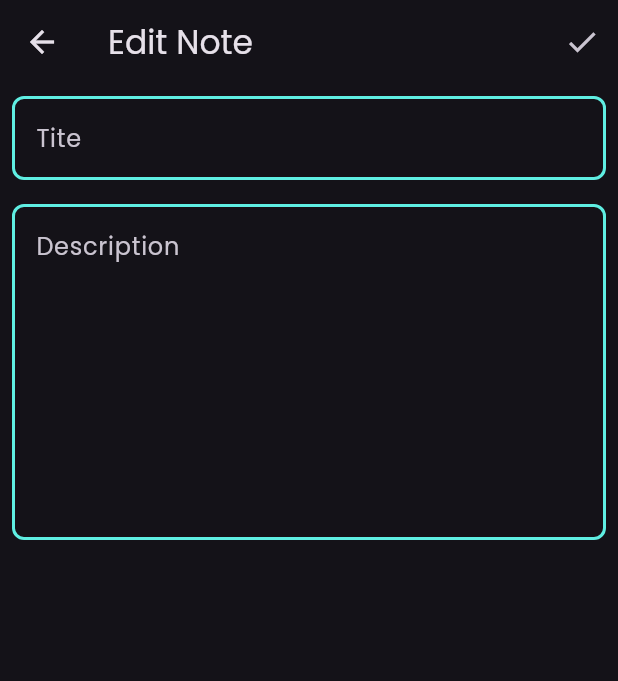
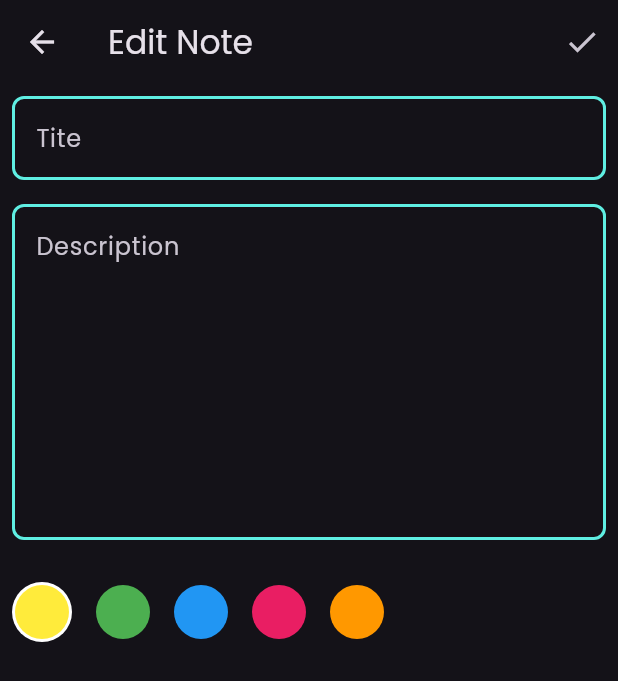
Before and after one commit to nabilmahmah/note_app, a Flutter app: the Editenoteview screen opened directly with empty values, after a tap on the "check" icon, on a phone screen of 412 x 824 dp. Shown: the top 681 px of the screen. Run offline on Flutter 3.47's test engine with Material 3 defaults, Android fonts, the phone set to English and light mode, and no system bars; our stand-ins replace bloc, flutter_bloc, hive, hive_flutter; accounts and stored records are empty.

Commit message:
finish app

```diff
--- a/lib/views/NoteView.dart
+++ b/lib/views/NoteView.dart
@@ -8,11 +8,7 @@ class Noteview extends StatelessWidget {
   @override
   Widget build(BuildContext context) {
     return Scaffold(
-      appBar: AppBar(
-        backgroundColor: Colors.black,
-        title: Text("Notes"),
-        actions: [IconButton(onPressed: () {}, icon: Icon(Icons.search))],
-      ),
+      appBar: AppBar(centerTitle: true, title: Text("Notes")),
       body: NoteListView(),
       floatingActionButton: CustomFlotingActionButton(),
     );
--- a/lib/views/editeNoteView.dart
+++ b/lib/views/editeNoteView.dart
@@ -1,28 +1,57 @@
 import 'package:flutter/material.dart';
 import 'package:flutter_bloc/flutter_bloc.dart';
+import 'package:note_app/cubits/addNote/add_note_cubit.dart';
 import 'package:note_app/cubits/fetchNotes/Note_cubit.dart';
 import 'package:note_app/models/note_model.dart';
+import 'package:note_app/widgets/color_listview.dart';
 import 'package:note_app/widgets/customTexeField.dart';
 
-class Editenoteview extends StatelessWidget {
-  Editenoteview({super.key, required this.note});
-  NoteModel note;
+class Editenoteview extends StatefulWidget {
+  const Editenoteview({super.key, required this.note});
+
+  final NoteModel note;
+
+  @override
+  State<Editenoteview> createState() => _EditenoteviewState();
+}
+
+class _EditenoteviewState extends State<Editenoteview> {
+  String? title;
+  String? description;
+
+  @override
+  void initState() {
+    super.initState();
+    title = widget.note.title;
+    description = widget.note.subtitle;
+    // initialize the cubit's selected color to the note's color so UI shows current selection
+    try {
+      context.read<AddNoteCubit>().selectedColor = Color(widget.note.color);
+    } catch (_) {}
+  }
+
   @override
   Widget build(BuildContext context) {
-    String? title, description;
     return Scaffold(
       appBar: AppBar(
-        title: Text("Edit Note"),
+        title: const Text("Edit Note"),
         actions: [
           IconButton(
             onPressed: () {
-              note.title = title ?? note.title;
-              note.subtitle = description ?? note.subtitle;
-              note.save();
+              widget.note.title = title ?? widget.note.title;
+              widget.note.subtitle = description ?? widget.note.subtitle;
+              // store selectedColor's int value
+              try {
+                widget.note.color = context
+                    .read<AddNoteCubit>()
+                    .selectedColor
+                    .value;
+              } catch (_) {}
+              widget.note.save();
               BlocProvider.of<NoteCubit>(context).fetchAllNotes();
               Navigator.pop(context);
             },
-            icon: Icon(Icons.check),
+            icon: const Icon(Icons.check),
           ),
         ],
       ),
@@ -33,7 +62,7 @@ class Editenoteview extends StatelessWidget {
             onChanged: (value) {
               title = value;
             },
-            initialValue: note.title,
+            initialValue: widget.note.title,
           ),
           Customtexefield(
             title: "Description",
@@ -41,8 +70,9 @@ class Editenoteview extends StatelessWidget {
               description = value;
             },
             maxLines: 8,
-            initialValue: note.subtitle,
+            initialValue: widget.note.subtitle,
           ),
+          const ColorListview(),
         ],
       ),
     );
--- a/lib/widgets/color_listview.dart
+++ b/lib/widgets/color_listview.dart
@@ -19,6 +19,17 @@ class _ColorListviewState extends State<ColorListview> {
     Colors.pink,
     Colors.orange,
   ];
+
+  @override
+  void initState() {
+    super.initState();
+    // initialize selectedIndex from cubit's selected color if available
+    try {
+      final sel = context.read<AddNoteCubit>().selectedColor;
+      final idx = colors.indexWhere((c) => c.value == sel.value);
+      if (idx >= 0) selectedIndex = idx;
+    } catch (_) {}
+  }
 
   @override
   Widget build(BuildContext context) {
--- a/lib/widgets/customTexeField.dart
+++ b/lib/widgets/customTexeField.dart
@@ -2,14 +2,14 @@ import 'package:flutter/material.dart';
 import 'package:note_app/customs.dart';
 
 class Customtexefield extends StatelessWidget {
-  Customtexefield({
+  const Customtexefield({
     super.key,
     required this.title,
     this.maxLines = 1,
     this.onChanged,
     this.initialValue,
   });
-  String? initialValue;
+  final String? initialValue;
   final int maxLines;
   final String title;
   final ValueChanged<String>? onChanged;
```
Also changed, not shown: lib/utils/responsive.dart (added, +20 -0 lines), lib/widgets/NoteContainer.dart (+30 -16 lines).
